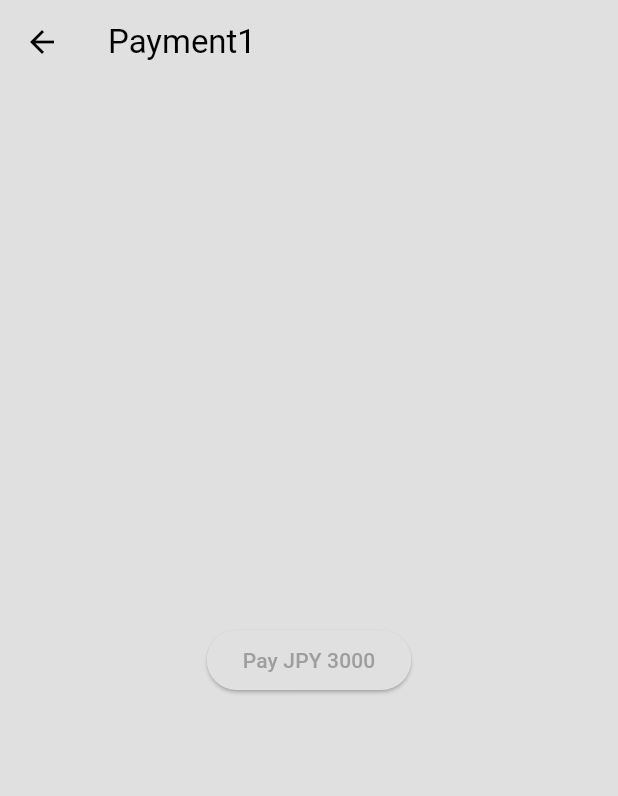
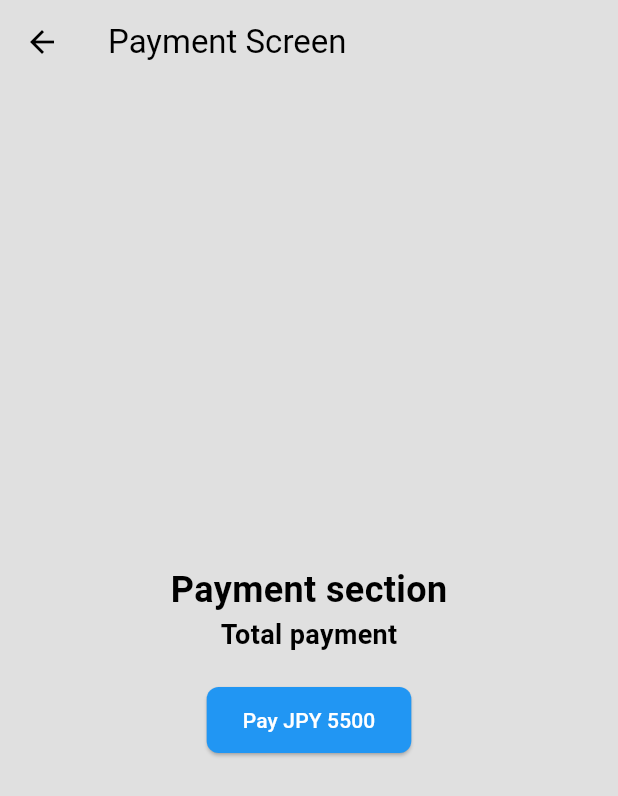
Before and after one commit to rahmanMahbuburAQ/fa_71, a Flutter app: the CartPage screen opened directly, after a tap on "Go to payment", on a phone screen of 412 x 824 dp. Shown: the top 796 px of the screen. Run offline on Flutter 3.47's test engine with Material 3 defaults, Android fonts, the phone set to English and light mode, and no system bars; our stand-ins replace introduction_screen; missing offline and left inert: flutter_stripe.

Commit message:
button design in cart and payment

```diff
--- a/lib/controllers/stripe_service.dart
+++ b/lib/controllers/stripe_service.dart
@@ -52,7 +52,7 @@ class StripeService {
     await Stripe.instance.initPaymentSheet(
      paymentSheetParameters: SetupPaymentSheetParameters(
       paymentIntentClientSecret: paymentIntent['client_secret'],
-      merchantDisplayName: 'Hey my AQ customer',
+      merchantDisplayName: 'Hey my customer',
       style: ThemeMode.system,
      ),
     );
--- a/lib/pages/cart_page.dart
+++ b/lib/pages/cart_page.dart
@@ -16,8 +16,12 @@ class CartPage extends StatelessWidget {
             // Center the column content
             children: [
               Text(
-                'Welcome to MyCart', // The text you want to display
+                'Cart section', // The text you want to display
                 style: TextStyle(fontSize: 24, fontWeight: FontWeight.bold),
+              ),
+              Text(
+                'Total cart items and total cost', // The text you want to display
+                style: TextStyle(fontSize: 18, fontWeight: FontWeight.bold),
               ),
               SizedBox(height: 20),
               // Add some space between the text and the button
@@ -32,11 +36,17 @@ class CartPage extends StatelessWidget {
                   );
                 },
                 child: Text('Go to payment'),
+                style: ElevatedButton.styleFrom(
+                  backgroundColor: Colors.blue, // Background color
+                  foregroundColor: Colors.white, // Text color
+                  padding: EdgeInsets.symmetric(horizontal: 24, vertical: 12), // Button padding
+                  shape: RoundedRectangleBorder(
+                    borderRadius: BorderRadius.circular(8), // Rounded corners
+                  ),
+                ),
               ),
-              //card
-
             ],
-          )
+          ),
       ),
     );
   }
--- a/lib/pages/on_boarding_page.dart
+++ b/lib/pages/on_boarding_page.dart
@@ -13,7 +13,7 @@ class OnBoardingPage extends StatelessWidget {
           titleWidget: Padding(
             padding: const EdgeInsets.only(top: 30.0), // Add padding to the top of the title
             child: Text(
-              'Step: 1',
+              'Welcome to Cart71 app!',
               style: TextStyle(fontSize: 24, fontWeight: FontWeight.bold),
             ),
           ),
--- a/lib/pages/payment_page.dart
+++ b/lib/pages/payment_page.dart
@@ -2,14 +2,16 @@ import 'package:flutter/material.dart';
 import 'package:fa_71/controllers/stripe_service.dart';
 
 class PaymentPage extends StatefulWidget {
-  const PaymentPage({super.key});
+  const PaymentPage({super.key
+
+  });
 
   @override
   State<PaymentPage> createState() => _PaymentPageState();
 }
 
 class _PaymentPageState extends State<PaymentPage> {
-  String amount = '3000';
+  String amount = '5500';
   String currency = 'JPY';
 
   @override
@@ -36,19 +38,28 @@ class _PaymentPageState extends State<PaymentPage> {
   Widget build(BuildContext context) {
     return Scaffold(
       appBar: AppBar(
-        title: Text('Payment1'),
+        title: Text('Payment Screen'),
       ),
       body: Center(
         child: Column(
           mainAxisAlignment: MainAxisAlignment.center,
           children: [
+            Text(
+              'Payment section', // The text you want to display
+              style: TextStyle(fontSize: 24, fontWeight: FontWeight.bold),
+            ),
+            Text(
+              'Total payment', // The text you want to display
+              style: TextStyle(fontSize: 18, fontWeight: FontWeight.bold),
+            ),
+            SizedBox(height: 20),
             ElevatedButton(
               onPressed: () async {
                 try {
                   await StripeService.initPaymentSheet(amount, currency);
                   await StripeService.presentPaymentSheet();
                   ScaffoldMessenger.of(context).showSnackBar(
-                    SnackBar(content: Text('Payment successful!')),
+                    SnackBar(content: Text('Congratulations!!! Payment successful!')),
                   );
                 } catch (e) {
                   print('Payment error: $e');
@@ -56,6 +67,14 @@ class _PaymentPageState extends State<PaymentPage> {
                 }
               },
               child: Text("Pay JPY $amount"),
+              style: ElevatedButton.styleFrom(
+                backgroundColor: Colors.blue, // Background color
+                foregroundColor: Colors.white, // Text color
+                padding: EdgeInsets.symmetric(horizontal: 24, vertical: 12), // Button padding
+                shape: RoundedRectangleBorder(
+                  borderRadius: BorderRadius.circular(8), // Rounded corners
+                ),
+              ),
             ),
           ],
         ),
```
Also changed, not shown: lib/components/my_tab_bar.dart (+10 -3 lines), lib/pages/home_page.dart (+6 -4 lines).
